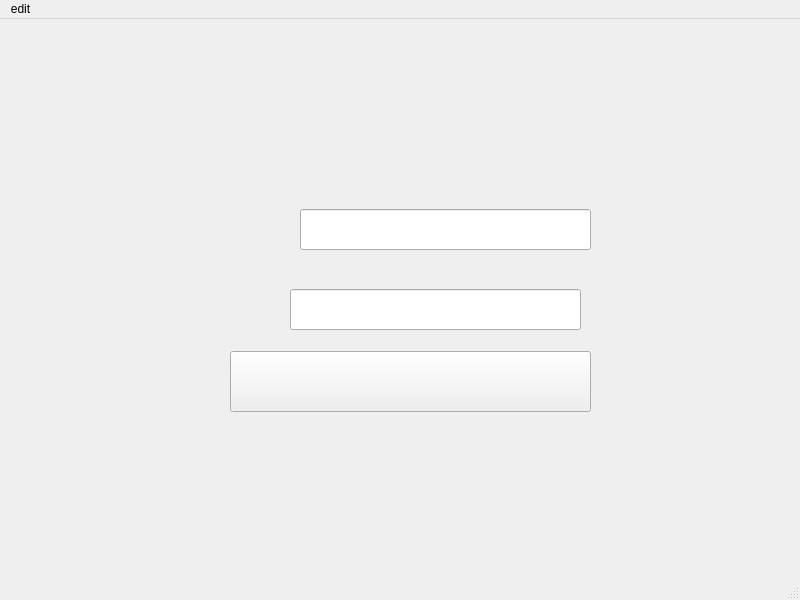
This is mainwindow.ui in houyeme/projet_2A as Qt 5 draws it before an edit. The edited form follows.
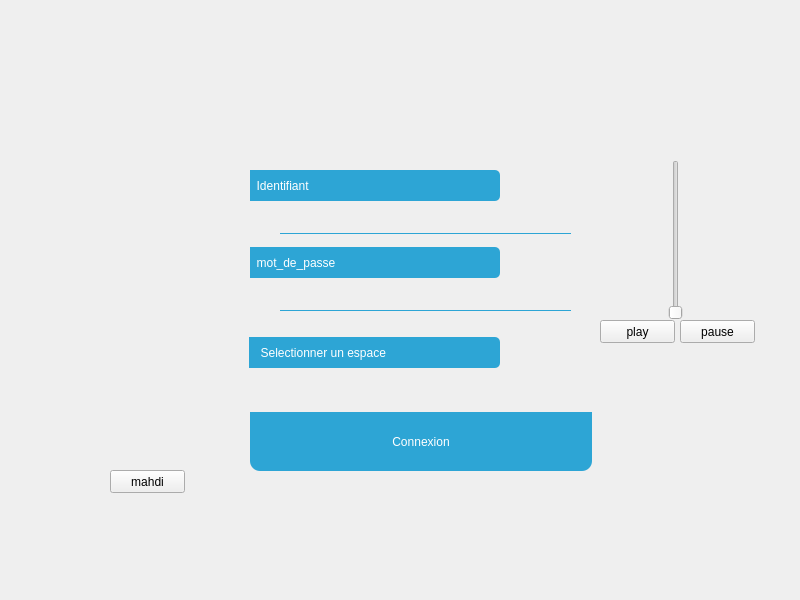
This is the edited form. Icons and pictures are not drawn.

What changed in the file:
```diff
--- a/mainwindow.ui
+++ b/mainwindow.ui
@@ -14,16 +14,127 @@
    <string>MainWindow</string>
   </property>
   <property name="styleSheet">
-   <string notr="true"/>
+   <string notr="true">#centralwidget{
+background-image: url(:/bakground/bg.png);
+}
+#icon{
+background-image: url(:/bakground/icon-authentification.png);
+}
+#label{
+font: 15pt &quot;Arial&quot;;
+color:white;
+background-color :#2da5d5;
+border-top-right-radius: 5px 5px;
+border-bottom-right-radius: 5px 5px;
+
+}
+#label_2{
+font: 15pt &quot;Arial&quot;;
+color:white;
+background-color :#2da5d5;
+border-top-right-radius: 5px 5px;
+border-bottom-right-radius: 5px 5px;
+}
+#comboBox{
+font: 15pt &quot;Arial&quot;;
+color:white;
+background-color :#2da5d5;
+border-top-right-radius: 5px 5px;
+border-bottom-right-radius: 5px 5px;
+}
+#comboBox:drop-down {
+  
+    border:none;} 
+QLineEdit {
+background:transparent;
+border:none;
+border-bottom:1px solid #2da5d5;
+font: 12pt &quot;Arial&quot;;
+color: #2da5d5;
+
+}
+#pushButton_6{
+font: 15pt &quot;Arial&quot;;
+color:white;
+background-color :#2da5d5;
+border-bottom-left-radius: 10px 10px;
+border-bottom-right-radius: 10px 10px;
+}
+/*#7ed6d8*/
+#pushButton_6:hover{
+background-color:rgba(126,214,216,0.8);
+}
+</string>
   </property>
   <widget class="QWidget" name="centralwidget">
+   <widget class="QPushButton" name="pushButton">
+    <property name="geometry">
+     <rect>
+      <x>110</x>
+      <y>470</y>
+      <width>75</width>
+      <height>23</height>
+     </rect>
+    </property>
+    <property name="text">
+     <string>mahdi</string>
+    </property>
+   </widget>
+   <widget class="QLabel" name="icon">
+    <property name="geometry">
+     <rect>
+      <x>383</x>
+      <y>90</y>
+      <width>61</width>
+      <height>93</height>
+     </rect>
+    </property>
+    <property name="styleSheet">
+     <string notr="true"/>
+    </property>
+    <property name="text">
+     <string/>
+    </property>
+   </widget>
+   <widget class="QLabel" name="label">
+    <property name="geometry">
+     <rect>
+      <x>250</x>
+      <y>170</y>
+      <width>250</width>
+      <height>31</height>
+     </rect>
+    </property>
+    <property name="styleSheet">
+     <string notr="true"/>
+    </property>
+    <property name="text">
+     <string>  Identifiant  </string>
+    </property>
+   </widget>
    <widget class="QLabel" name="label_2">
     <property name="geometry">
      <rect>
+      <x>250</x>
+      <y>247</y>
+      <width>250</width>
+      <height>31</height>
+     </rect>
+    </property>
+    <property name="styleSheet">
+     <string notr="true"/>
+    </property>
+    <property name="text">
+     <string>  mot_de_passe  </string>
+    </property>
+   </widget>
+   <widget class="QLabel" name="message">
+    <property name="geometry">
+     <rect>
       <x>0</x>
-      <y>0</y>
-      <width>801</width>
-      <height>581</height>
+      <y>350</y>
+      <width>211</width>
+      <height>71</height>
      </rect>
     </property>
     <property name="styleSheet">
@@ -33,49 +144,137 @@
      <string/>
     </property>
    </widget>
-   <widget class="QPushButton" name="pushButton">
+   <widget class="QLineEdit" name="id">
     <property name="geometry">
      <rect>
-      <x>230</x>
-      <y>332</y>
-      <width>361</width>
-      <height>61</height>
+      <x>280</x>
+      <y>210</y>
+      <width>291</width>
+      <height>24</height>
      </rect>
     </property>
     <property name="styleSheet">
-     <string notr="true">border-image: url(:/img/button.jpg);</string>
+     <string notr="true"/>
     </property>
+    <property name="inputMask">
+     <string/>
+    </property>
     <property name="text">
      <string/>
     </property>
    </widget>
-   <widget class="QLineEdit" name="lineEdit_3">
+   <widget class="QComboBox" name="comboBox">
     <property name="geometry">
      <rect>
-      <x>300</x>
-      <y>190</y>
-      <width>291</width>
-      <height>41</height>
+      <x>249</x>
+      <y>337</y>
+      <width>251</width>
+      <height>31</height>
      </rect>
     </property>
     <property name="styleSheet">
-     <string notr="true">border-image: url(:/img/us.png);</string>
+     <string notr="true"/>
     </property>
+    <item>
+     <property name="text">
+      <string>  Selectionner un espace</string>
+     </property>
+    </item>
+    <item>
+     <property name="text">
+      <string>Espace admin</string>
+     </property>
+    </item>
+    <item>
+     <property name="text">
+      <string>Espace pharmacien</string>
+     </property>
+    </item>
+    <item>
+     <property name="text">
+      <string>Espace responsable </string>
+     </property>
+    </item>
+    <item>
+     <property name="text">
+      <string>Espace secretaire</string>
+     </property>
+    </item>
+    <item>
+     <property name="text">
+      <string>Espace medecin</string>
+     </property>
+    </item>
    </widget>
    <widget class="QLineEdit" name="password">
     <property name="geometry">
      <rect>
-      <x>290</x>
-      <y>270</y>
+      <x>280</x>
+      <y>287</y>
       <width>291</width>
-      <height>41</height>
+      <height>24</height>
      </rect>
     </property>
     <property name="styleSheet">
      <string notr="true">border-image: url(:/img/us.png);</string>
     </property>
-    <property name="echoMode">
-     <enum>QLineEdit::Password</enum>
+    <property name="text">
+     <string/>
+    </property>
+   </widget>
+   <widget class="QPushButton" name="pushButton_6">
+    <property name="geometry">
+     <rect>
+      <x>250</x>
+      <y>412</y>
+      <width>342</width>
+      <height>59</height>
+     </rect>
+    </property>
+    <property name="styleSheet">
+     <string notr="true"/>
+    </property>
+    <property name="text">
+     <string>Connexion</string>
+    </property>
+   </widget>
+   <widget class="QPushButton" name="pushButton_2">
+    <property name="geometry">
+     <rect>
+      <x>600</x>
+      <y>320</y>
+      <width>75</width>
+      <height>23</height>
+     </rect>
+    </property>
+    <property name="text">
+     <string>play</string>
+    </property>
+   </widget>
+   <widget class="QPushButton" name="pushButton_3">
+    <property name="geometry">
+     <rect>
+      <x>680</x>
+      <y>320</y>
+      <width>75</width>
+      <height>23</height>
+     </rect>
+    </property>
+    <property name="text">
+     <string>pause</string>
+    </property>
+   </widget>
+   <widget class="QSlider" name="verticalSlider">
+    <property name="geometry">
+     <rect>
+      <x>650</x>
+      <y>160</y>
+      <width>51</width>
+      <height>160</height>
+     </rect>
+    </property>
+    <property name="orientation">
+     <enum>Qt::Vertical</enum>
     </property>
    </widget>
   </widget>
@@ -88,19 +287,7 @@
      <height>21</height>
     </rect>
    </property>
-   <widget class="QMenu" name="menuedit">
-    <property name="title">
-     <string>edit</string>
-    </property>
-   </widget>
-   <addaction name="menuedit"/>
   </widget>
-  <widget class="QStatusBar" name="statusbar"/>
-  <action name="actionprint">
-   <property name="text">
-    <string>print</string>
-   </property>
-  </action>
  </widget>
  <resources/>
  <connections/>
```
Left out of the diff: 11 changed lines with no effect on the pictures.
